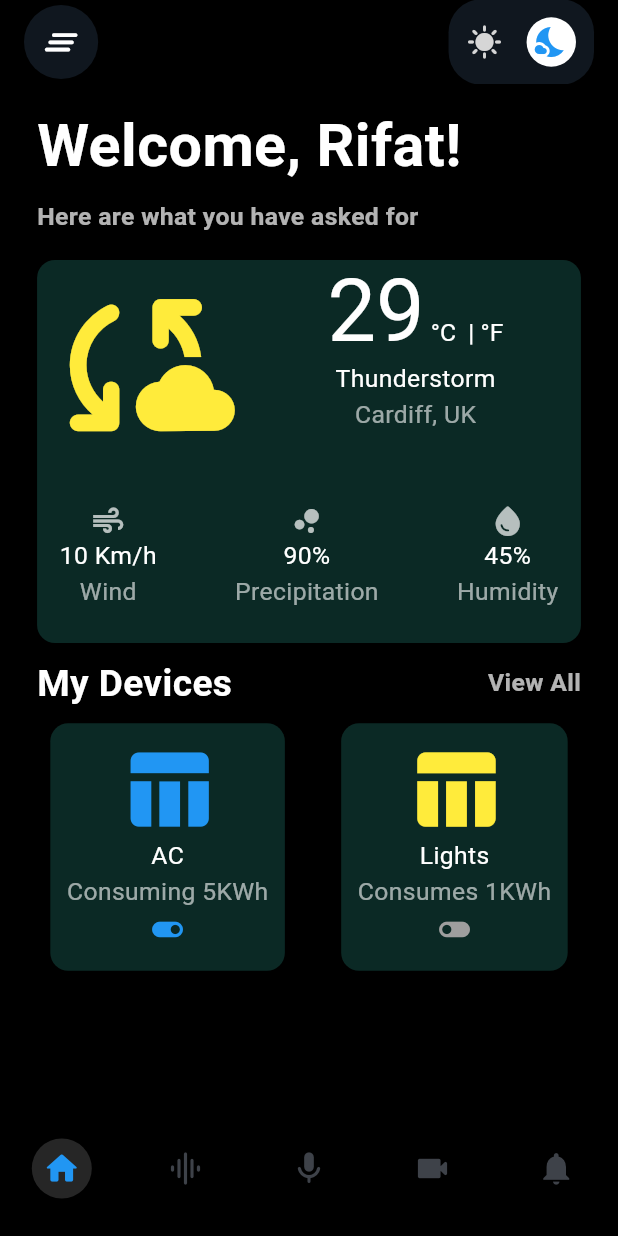
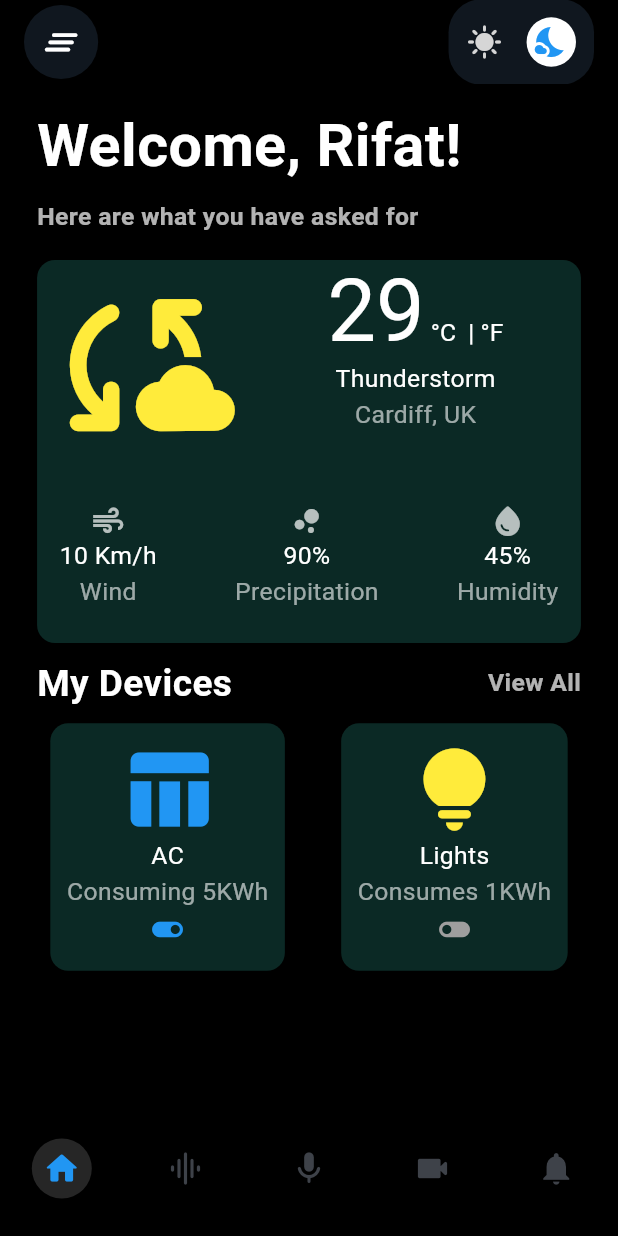
Before and after one commit to RutananaArnold/prudential_interview, a Flutter app: the screen it shows after launch, on a phone screen of 412 x 824 dp. Run offline on Flutter 3.47's test engine with Material 2 defaults, Android fonts, the light colour scheme and no system bars; our stand-ins replace get.

Commit message:
changed bulb icon

```diff
--- a/lib/screens/home_screen.dart
+++ b/lib/screens/home_screen.dart
@@ -293,7 +293,7 @@ class _HomeScreenState extends State<HomeScreen> {
                   isColor: true,
                 ),
                 PowerCards(
-                  topIcon: Icons.table_chart,
+                  topIcon: Icons.lightbulb_rounded,
                   title: 'Lights',
                   subtitle: 'Consumes 1KWh',
                   toggleIcon: Icons.toggle_off,
```
